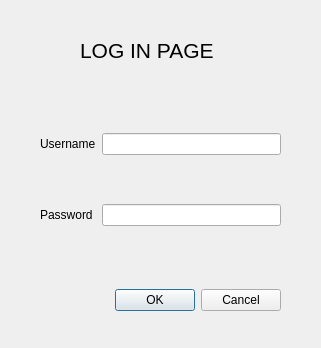
Qt form untitled3/login.ui (Mahla-sar/Ap-project) before a commit.
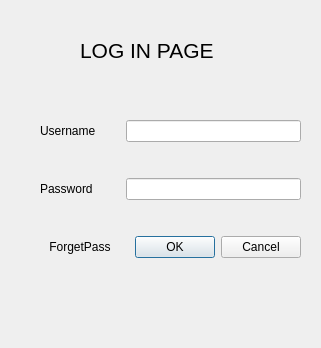
The same form after that commit.

Patch:
```diff
--- a/untitled3/login.ui
+++ b/untitled3/login.ui
@@ -31,29 +31,13 @@
     <string>LOG IN PAGE</string>
    </property>
   </widget>
-  <widget class="QDialogButtonBox" name="buttonBox_2">
-   <property name="geometry">
-    <rect>
-     <x>60</x>
-     <y>280</y>
-     <width>221</width>
-     <height>41</height>
-    </rect>
-   </property>
-   <property name="orientation">
-    <enum>Qt::Horizontal</enum>
-   </property>
-   <property name="standardButtons">
-    <set>QDialogButtonBox::Cancel|QDialogButtonBox::Ok</set>
-   </property>
-  </widget>
   <widget class="QWidget" name="gridLayoutWidget">
    <property name="geometry">
     <rect>
      <x>40</x>
      <y>90</y>
-     <width>241</width>
-     <height>181</height>
+     <width>261</width>
+     <height>201</height>
     </rect>
    </property>
    <layout class="QGridLayout" name="gridLayout">
@@ -71,12 +55,32 @@
       </property>
      </widget>
     </item>
-    <item row="0" column="1">
-     <widget class="QLineEdit" name="lineEdit"/>
-    </item>
     <item row="1" column="1">
      <widget class="QLineEdit" name="lineEdit_2"/>
     </item>
+    <item row="0" column="1">
+     <widget class="QLineEdit" name="lineEdit"/>
+    </item>
+    <item row="2" column="1">
+     <widget class="QDialogButtonBox" name="buttonBox_2">
+      <property name="orientation">
+       <enum>Qt::Horizontal</enum>
+      </property>
+      <property name="standardButtons">
+       <set>QDialogButtonBox::Cancel|QDialogButtonBox::Ok</set>
+      </property>
+     </widget>
+    </item>
+    <item row="2" column="0">
+     <widget class="QPushButton" name="pushButton">
+      <property name="text">
+       <string>ForgetPass</string>
+      </property>
+      <property name="flat">
+       <bool>true</bool>
+      </property>
+     </widget>
+    </item>
    </layout>
   </widget>
  </widget>
```
